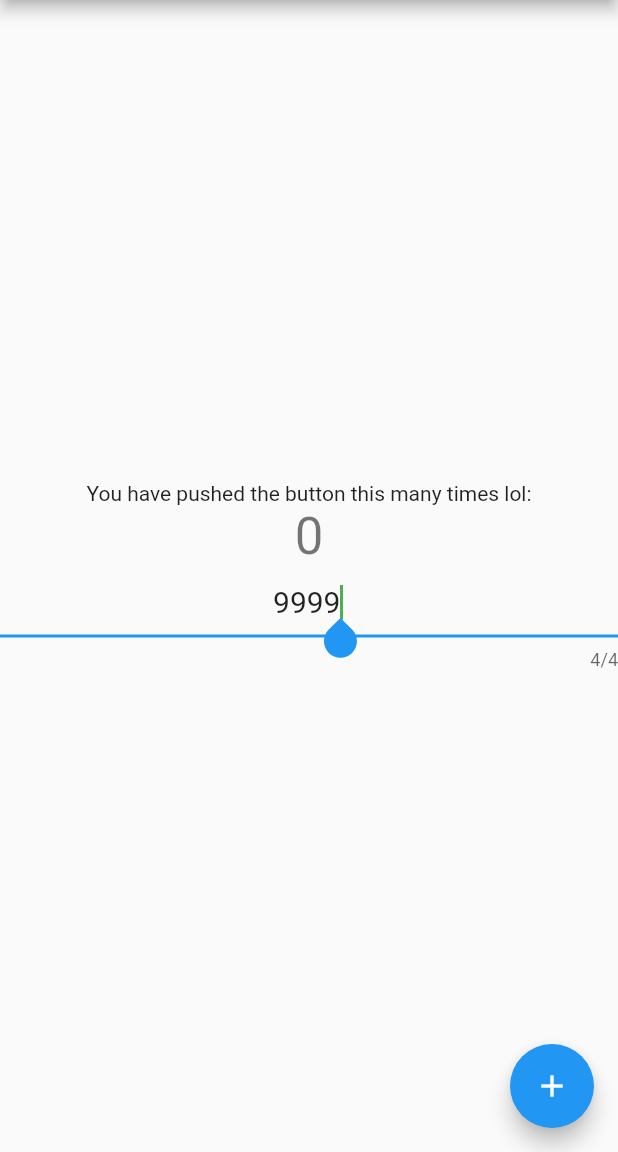
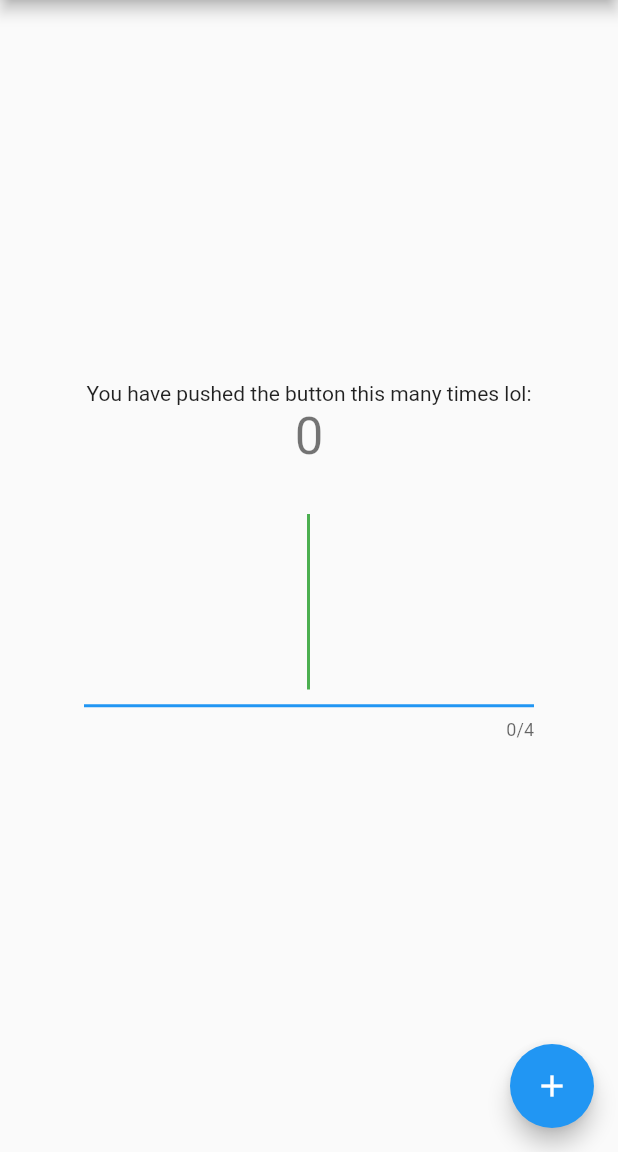
Before and after one commit to wamorris2/ISCartographer, a Flutter app: the screen it shows after launch, on a phone screen of 412 x 824 dp, the part 84-1236 px from its top. Run offline on Flutter 3.47's test engine with Material 2 defaults, Android fonts, the phone set to English and light mode, and no system bars.

```diff
--- a/lib/main.dart
+++ b/lib/main.dart
@@ -1,4 +1,5 @@
 import 'package:flutter/material.dart';
+import 'package:flutter/services.dart';
 
 void main() {
   runApp(const MyApp());
@@ -44,16 +45,17 @@ class MyHomePage extends StatefulWidget {
   final String title;
 
   final TextStyle textStyle = const TextStyle(
-    fontSize: 20
+    fontSize: 100
   );
 
   @override
   State<MyHomePage> createState() => _MyHomePageState();
+
 }
 
 class _MyHomePageState extends State<MyHomePage> {
   int _counter = 0;
-  final String _room_number = "9999";
+  final String _room_number = "";
 
   void _incrementCounter() {
     setState(() {
@@ -107,19 +109,30 @@ class _MyHomePageState extends State<MyHomePage> {
               '$_counter',
               style: Theme.of(context).textTheme.headlineMedium,
             ),
-            TextFormField(
+            Padding(
+              padding: const EdgeInsets.symmetric(
+                horizontal: 40,
+                vertical: 20
+              ),
+              child: SizedBox(
+                width: 300,
+                child: TextFormField(
                   cursorColor: Colors.green,
                   focusNode: FocusNode(),
-              controller: TextEditingController(
-                text: _room_number
-              ),
+                  controller: TextEditingController(text: _room_number),
                   style: widget.textStyle,
                   autocorrect: false,
                   autofocus: true,
                   textAlign: TextAlign.center,
                   maxLength: 4,
-              keyboardType: TextInputType.number
+                  keyboardType: TextInputType.number,
+                  inputFormatters: <TextInputFormatter>[FilteringTextInputFormatter.digitsOnly],
+                  onFieldSubmitted: (_room_number) {
+                    // here is where we would put logic for if we ask the user for second input
 
+                  } // onFieldSubmitted
+                ),
+              ),
             )
           ],
         ),
@@ -131,4 +144,9 @@ class _MyHomePageState extends State<MyHomePage> {
       ), // This trailing comma makes auto-formatting nicer for build methods.
     );
   }
+
+
+
+// apparently we have to dispose these widgets after use to free the resources
+
 }
```
Lines whose indentation alone changed are shown as unchanged.
